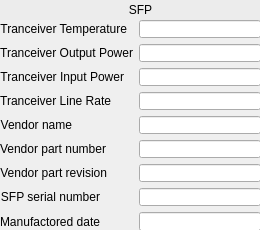
Before: the Qt Designer form ui/EVR/evr_sfp.ui in epics-modules/mrfioc2, drawn with Qt 5.
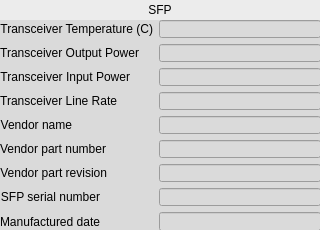
After: the same form once the commit is applied. Custom widgets are drawn as their Qt base class.

Patch:
```diff
--- a/ui/EVR/evr_sfp.ui
+++ b/ui/EVR/evr_sfp.ui
@@ -6,19 +6,22 @@
    <rect>
     <x>0</x>
     <y>0</y>
-    <width>260</width>
+    <width>320</width>
     <height>230</height>
    </rect>
   </property>
   <property name="windowTitle">
    <string>Form</string>
   </property>
+  <property name="styleSheet">
+   <string notr="true">background-color: rgb(218, 218, 218);</string>
+  </property>
   <widget class="caLabel" name="calabel">
    <property name="geometry">
     <rect>
      <x>0</x>
      <y>0</y>
-     <width>281</width>
+     <width>320</width>
      <height>20</height>
     </rect>
    </property>
@@ -37,7 +40,7 @@
     <rect>
      <x>0</x>
      <y>20</y>
-     <width>261</width>
+     <width>321</width>
      <height>211</height>
     </rect>
    </property>
@@ -45,7 +48,7 @@
     <item row="0" column="0">
      <widget class="QLabel" name="label_16">
       <property name="text">
-       <string>Tranceiver Temperature</string>
+       <string>Transceiver Temperature (C)</string>
       </property>
       <property name="alignment">
        <set>Qt::AlignRight|Qt::AlignTrailing|Qt::AlignVCenter</set>
@@ -55,7 +58,7 @@
     <item row="1" column="0">
      <widget class="QLabel" name="label_17">
       <property name="text">
-       <string>Tranceiver Output Power</string>
+       <string>Transceiver Output Power</string>
       </property>
       <property name="alignment">
        <set>Qt::AlignRight|Qt::AlignTrailing|Qt::AlignVCenter</set>
@@ -65,7 +68,7 @@
     <item row="2" column="0">
      <widget class="QLabel" name="label_18">
       <property name="text">
-       <string>Tranceiver Input Power</string>
+       <string>Transceiver Input Power</string>
       </property>
       <property name="alignment">
        <set>Qt::AlignRight|Qt::AlignTrailing|Qt::AlignVCenter</set>
@@ -75,7 +78,7 @@
     <item row="3" column="0">
      <widget class="QLabel" name="label_19">
       <property name="text">
-       <string>Tranceiver Line Rate</string>
+       <string>Transceiver Line Rate</string>
       </property>
       <property name="alignment">
        <set>Qt::AlignRight|Qt::AlignTrailing|Qt::AlignVCenter</set>
@@ -125,7 +128,7 @@
     <item row="8" column="0">
      <widget class="QLabel" name="label_25">
       <property name="text">
-       <string>Manufactored date</string>
+       <string>Manufactured date</string>
       </property>
       <property name="alignment">
        <set>Qt::AlignRight|Qt::AlignTrailing|Qt::AlignVCenter</set>
```
